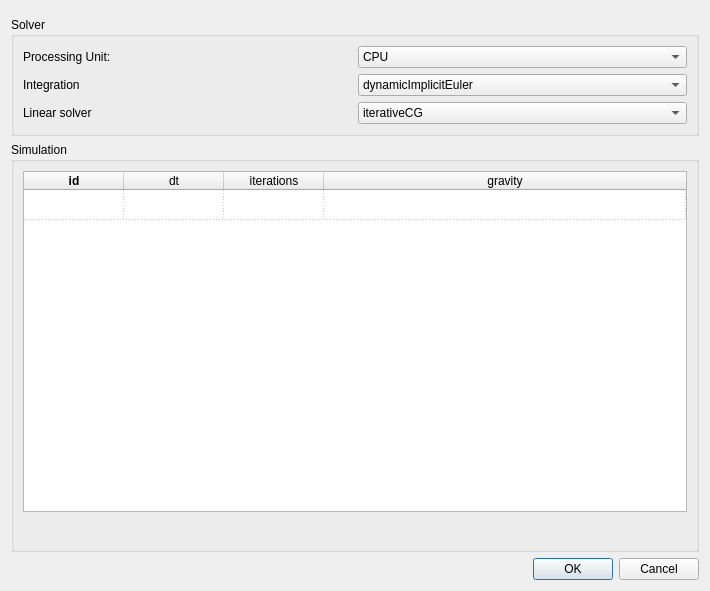
Old version of the form src/msmlgui/env_editor.ui in the repository CognitionGuidedSurgery/msml-gui.
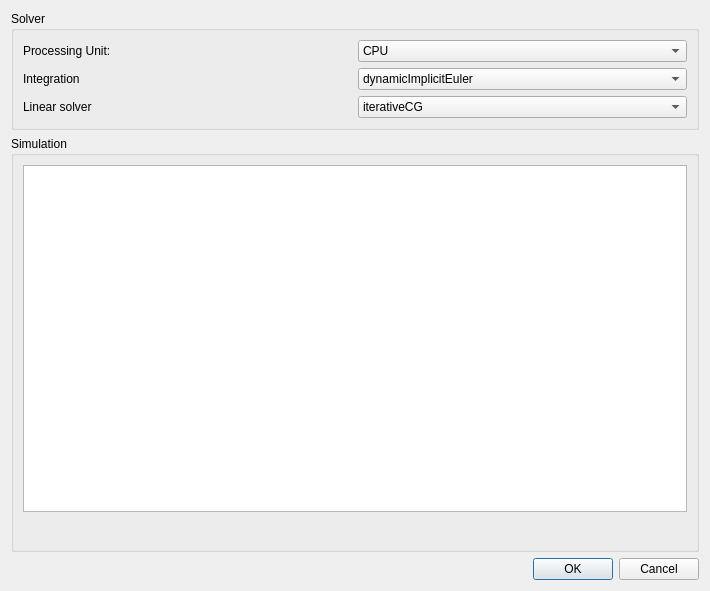
New version of the form. Icons and pictures are not drawn.

Commit message:
xml writer, scene to text and environment editor
* bug fixes everywhere

The edit to the form file:
```diff
--- a/src/msmlgui/env_editor.ui
+++ b/src/msmlgui/env_editor.ui
@@ -14,26 +14,6 @@
    <string>Dialog</string>
   </property>
   <layout class="QVBoxLayout" name="verticalLayout_2">
-   <item>
-    <widget class="QWidget" name="widget" native="true">
-     <property name="autoFillBackground">
-      <bool>true</bool>
-     </property>
-     <widget class="QLabel" name="label">
-      <property name="geometry">
-       <rect>
-        <x>290</x>
-        <y>20</y>
-        <width>65</width>
-        <height>21</height>
-       </rect>
-      </property>
-      <property name="text">
-       <string>TextLabel</string>
-      </property>
-     </widget>
-    </widget>
-   </item>
    <item>
     <widget class="QGroupBox" name="grpSolver">
      <property name="title">
@@ -109,71 +89,7 @@
      </property>
      <layout class="QVBoxLayout" name="verticalLayout">
       <item>
-       <widget class="QTableWidget" name="tableWidget">
-        <property name="selectionMode">
-         <enum>QAbstractItemView::MultiSelection</enum>
-        </property>
-        <property name="selectionBehavior">
-         <enum>QAbstractItemView::SelectRows</enum>
-        </property>
-        <property name="gridStyle">
-         <enum>Qt::DotLine</enum>
-        </property>
-        <property name="sortingEnabled">
-         <bool>true</bool>
-        </property>
-        <property name="rowCount">
-         <number>1</number>
-        </property>
-        <attribute name="horizontalHeaderVisible">
-         <bool>true</bool>
-        </attribute>
-        <attribute name="horizontalHeaderCascadingSectionResizes">
-         <bool>false</bool>
-        </attribute>
-        <attribute name="horizontalHeaderStretchLastSection">
-         <bool>true</bool>
-        </attribute>
-        <attribute name="verticalHeaderVisible">
-         <bool>false</bool>
-        </attribute>
-        <attribute name="verticalHeaderHighlightSections">
-         <bool>false</bool>
-        </attribute>
-        <attribute name="verticalHeaderShowSortIndicator" stdset="0">
-         <bool>false</bool>
-        </attribute>
-        <attribute name="verticalHeaderStretchLastSection">
-         <bool>false</bool>
-        </attribute>
-        <row/>
-        <column>
-         <property name="text">
-          <string>id</string>
-         </property>
-         <property name="font">
-          <font>
-           <weight>75</weight>
-           <bold>true</bold>
-          </font>
-         </property>
-        </column>
-        <column>
-         <property name="text">
-          <string>dt</string>
-         </property>
-        </column>
-        <column>
-         <property name="text">
-          <string>iterations</string>
-         </property>
-        </column>
-        <column>
-         <property name="text">
-          <string>gravity</string>
-         </property>
-        </column>
-       </widget>
+       <widget class="QTableView" name="tableView"/>
       </item>
       <item>
        <layout class="QHBoxLayout" name="horizontalLayout">
@@ -191,7 +107,7 @@
          </spacer>
         </item>
         <item>
-         <widget class="QPushButton" name="pushButton">
+         <widget class="QPushButton" name="btnRemove">
           <property name="text">
            <string/>
           </property>
@@ -205,7 +121,7 @@
          </widget>
         </item>
         <item>
-         <widget class="QPushButton" name="pushButton_2">
+         <widget class="QPushButton" name="btnAdd">
           <property name="text">
            <string/>
           </property>
```
The commit also changes 8 other files.
